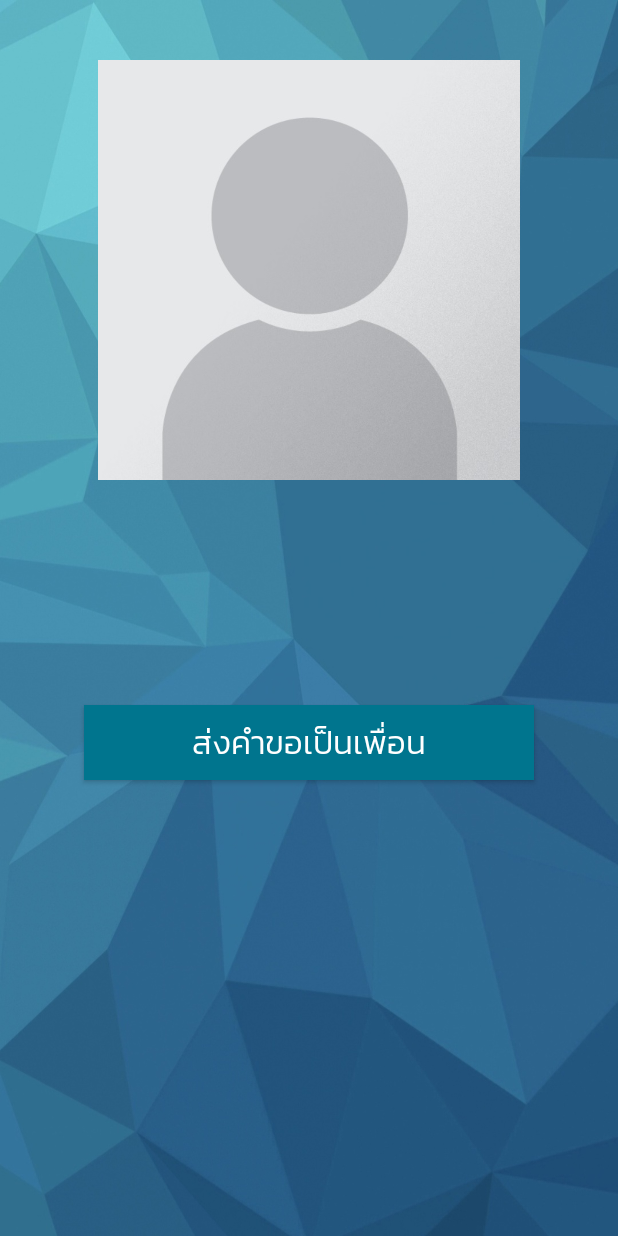
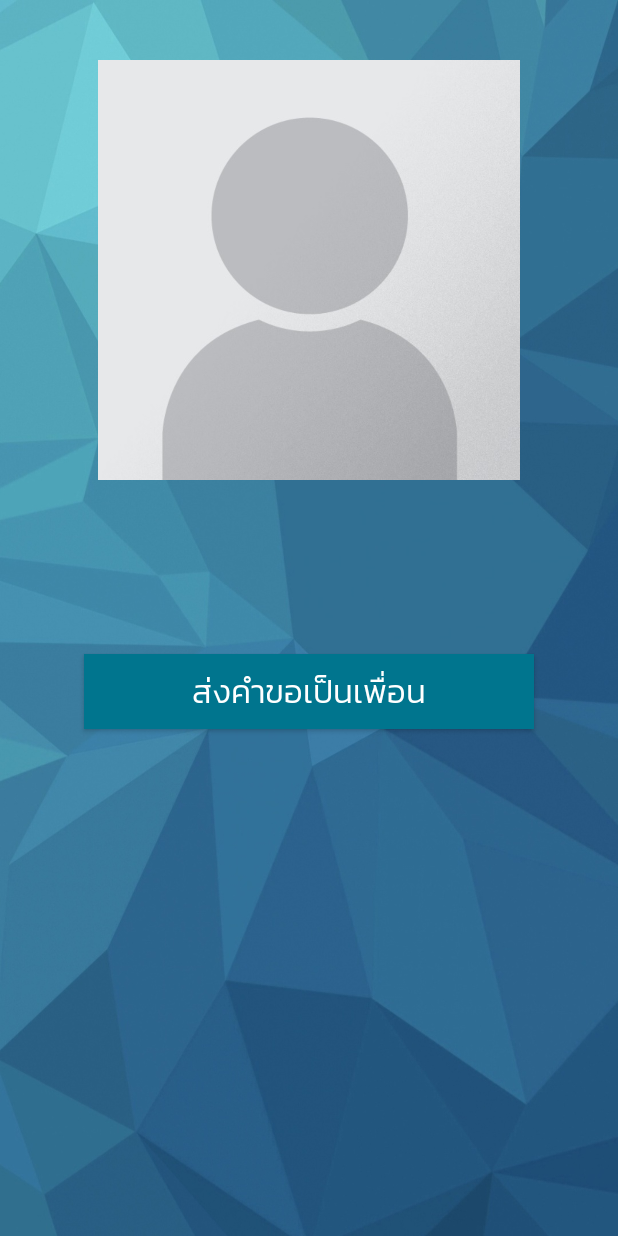
Before and after one commit to iitoey/HANA, an Android app: the ProfileActivity screen opened directly, with no data from a screen before it, on a phone screen of 412 x 824 dp. Run offline under Robolectric (Android 15) with nearby library versions, the phone set to English and light mode, and no system bars; our stand-ins replace Firebase (no records; nobody signed in at launch, a user with empty details on screens opened directly), Picasso; Roboto replaces fonts that are not available here; 4 statements that could not run were skipped.

Commit message:
update 1.0.3

```diff
--- a/app/src/main/java/com/example/toeyf/hana/ProfileActivity.java
+++ b/app/src/main/java/com/example/toeyf/hana/ProfileActivity.java
@@ -50,17 +50,17 @@ public class ProfileActivity extends AppCompatActivity {
         setContentView(R.layout.activity_profile);
 
         friendRequestReference = FirebaseDatabase.getInstance().getReference().child("Friend_Requests");
-        friendRequestReference.keepSynced(true);
+        //friendRequestReference.keepSynced(true);
 
         mAuth = FirebaseAuth.getInstance();
         sender_user_id = mAuth.getCurrentUser().getUid();
 
 
         friend2Referance = FirebaseDatabase.getInstance().getReference().child("Friends");
-        friend2Referance.keepSynced(true);
+        //friend2Referance.keepSynced(true);
 
         notificationReference = FirebaseDatabase.getInstance().getReference().child("Notifications");
-        notificationReference.keepSynced(true);
+        //notificationReference.keepSynced(true);
 
 
 
@@ -75,12 +75,7 @@ public class ProfileActivity extends AppCompatActivity {
         profileStatus = (TextView) findViewById(R.id.profile_visit_user_status);
         profileImage = (ImageView) findViewById(R.id.profile_visit_user_image);
 
-
-
         CURRENT_STATE = "not_friends";
-
-
-
 
         usersReference.child(receiver_user_id).addValueEventListener(new ValueEventListener() {
             @Override
@@ -89,6 +84,7 @@ public class ProfileActivity extends AppCompatActivity {
                 String name = dataSnapshot.child("user_name").getValue().toString();
                 String status = dataSnapshot.child("user_status").getValue().toString();
                 String image = dataSnapshot.child("user_image").getValue().toString();
+                // method อย่างหนึ่งของ firebase นำค่ามาแสดง
 
                 profileName.setText(name);
                 profileStatus.setText(status);
--- a/app/src/main/res/layout/activity_profile.xml
+++ b/app/src/main/res/layout/activity_profile.xml
@@ -49,7 +49,7 @@
         android:layout_height="50dp"
         android:layout_alignStart="@+id/decline_friend_request_button"
         android:layout_below="@+id/profile_visit_user_status"
-        android:layout_marginTop="54dp"
+        android:layout_marginTop="20dp"
         android:background="?android:attr/colorPrimaryDark"
         android:elevation="5dp"
         android:fontFamily="@font/kanit_light"
```
Also changed, not shown: app/src/main/java/com/example/toeyf/hana/AllUsersActivity.java (+5 -5 lines), app/src/main/java/com/example/toeyf/hana/SettingActivity.java (+4 -3 lines).
